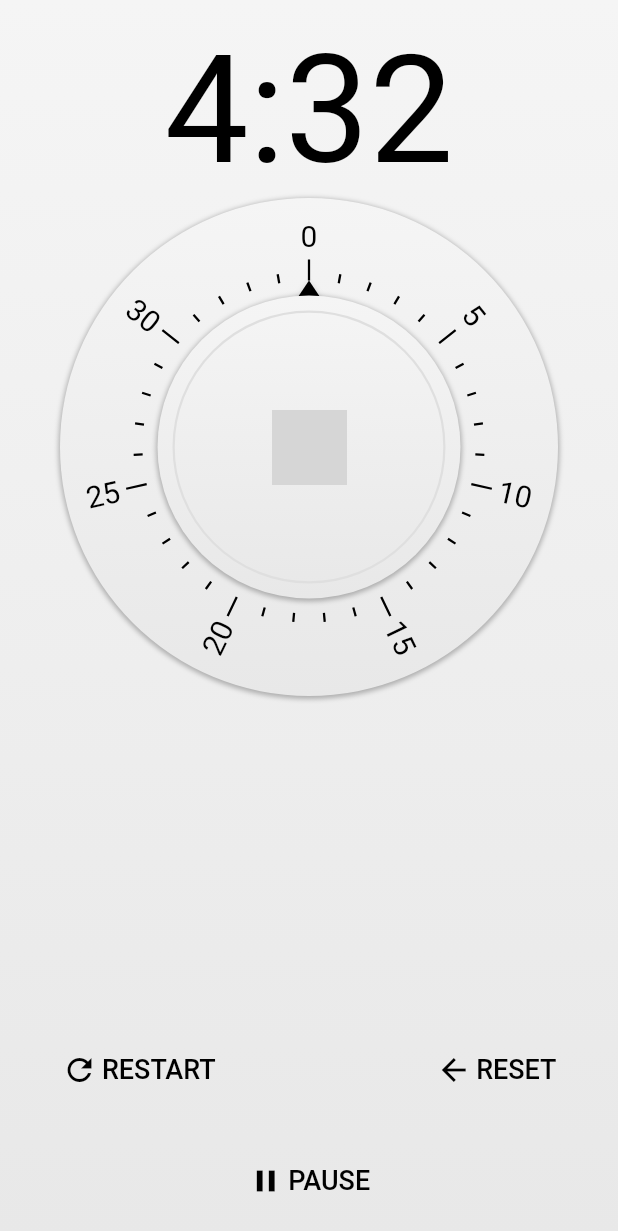
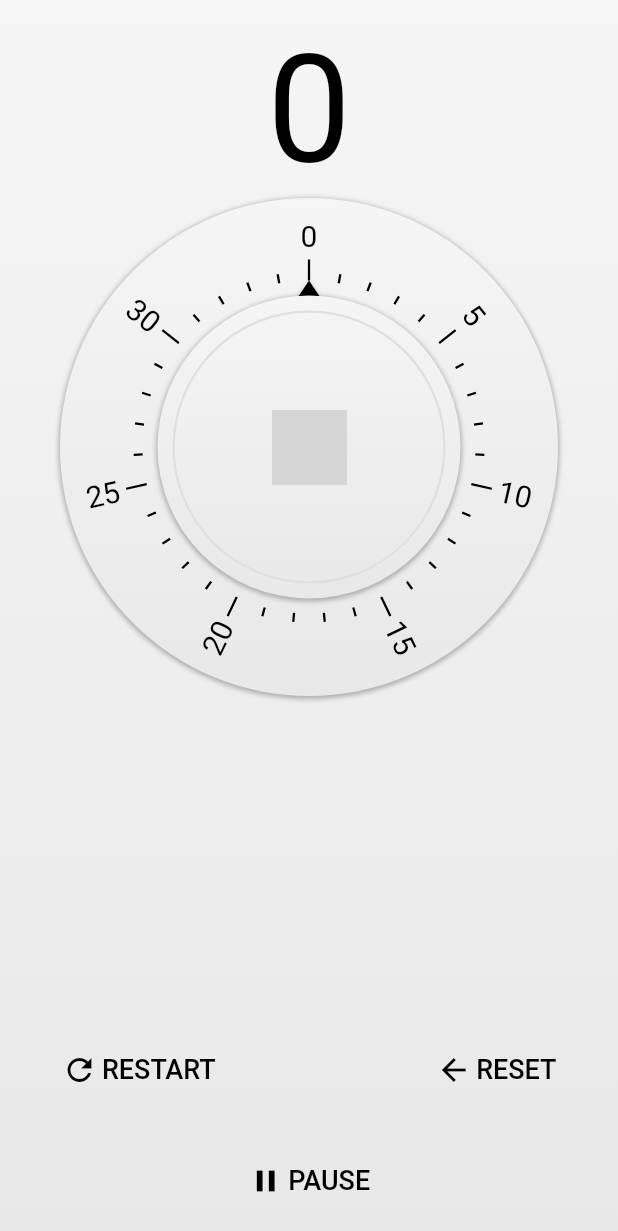
Before and after one commit to ColbyMaloy/kitchen_timer, a Flutter app: the screen it shows after launch, on a phone screen of 412 x 824 dp. Shown: the top 1231 px of the screen. Run offline on Flutter 3.47's test engine with Material 2 defaults, Android fonts, the phone set to English and light mode, and no system bars; network calls fail; grey boxes are pictures that could not be loaded.

Commit message:
timer changes with time

```diff
--- a/lib/egg_timer.dart
+++ b/lib/egg_timer.dart
@@ -21,13 +21,14 @@ class EggTimer{
   set currentTime(newTime){
     if(state == EggTimerState.ready){
       _currentTime = newTime;
+      lastStartTime = currentTime;
     }
 
   }
 
   resume(){
     state = EggTimerState.running;
-    lastStartTime = currentTime;
+
     stopwatch.start();
     tick();
   }
--- a/lib/egg_timer_interface.dart
+++ b/lib/egg_timer_interface.dart
@@ -1,6 +1,16 @@
 import 'package:flutter/material.dart';
+import 'package:timer/egg_timer.dart';
+
 
 class EggTimerDisplay extends StatefulWidget {
+  final eggTimerState;
+  final countdownTime;
+  final selectionTime;
+
+  EggTimerDisplay(
+      {this.eggTimerState,
+      this.countdownTime = const Duration(seconds: 0),
+      this.selectionTime = const Duration(seconds: 0)});
   @override
   _EggTimerDisplayState createState() => _EggTimerDisplayState();
 }
@@ -10,10 +20,29 @@ class _EggTimerDisplayState extends State<EggTimerDisplay> {
   Widget build(BuildContext context) {
     return Padding(
       padding: EdgeInsets.only(top: 15.0),
-      child: Text(
-        "4:32",
-        textAlign: TextAlign.center,
-        style: TextStyle(color: Colors.black, fontSize: 100),
+      child: Stack(
+        alignment: Alignment.center,
+        children: <Widget>[
+          Transform(
+            transform: Matrix4.translationValues(
+                0.0,
+                widget.eggTimerState == EggTimerState.ready ? 0.0 : -200 - 50.0,
+                0.0),
+            child: Text(
+              "${widget.selectionTime.inMinutes}",
+              textAlign: TextAlign.center,
+              style: TextStyle(color: Colors.black, fontSize: 100),
+            ),
+          ),
+          Opacity(
+            opacity: widget.eggTimerState != EggTimerState.ready ? 1.0 : 0.0,
+            child: Text(
+              "${widget.countdownTime.inSeconds}",
+              textAlign: TextAlign.center,
+              style: TextStyle(color: Colors.black, fontSize: 100),
+            ),
+          ),
+        ],
       ),
     );
   }
--- a/lib/main.dart
+++ b/lib/main.dart
@@ -87,7 +87,14 @@ class _MyHomePageState extends State<MyHomePage>
         child: Center(
           child: Column(
             children: <Widget>[
-              EggTimerDisplay(),
+              EggTimerDisplay(
+                eggTimerState: eggTimer.state,
+                selectionTime: eggTimer.lastStartTime,
+                countdownTime: eggTimer.currentTime,
+
+
+              ),
+
               EggTimerDial(
                 currentTime: eggTimer.currentTime,
                 maxTime: eggTimer.maxTime,
```
